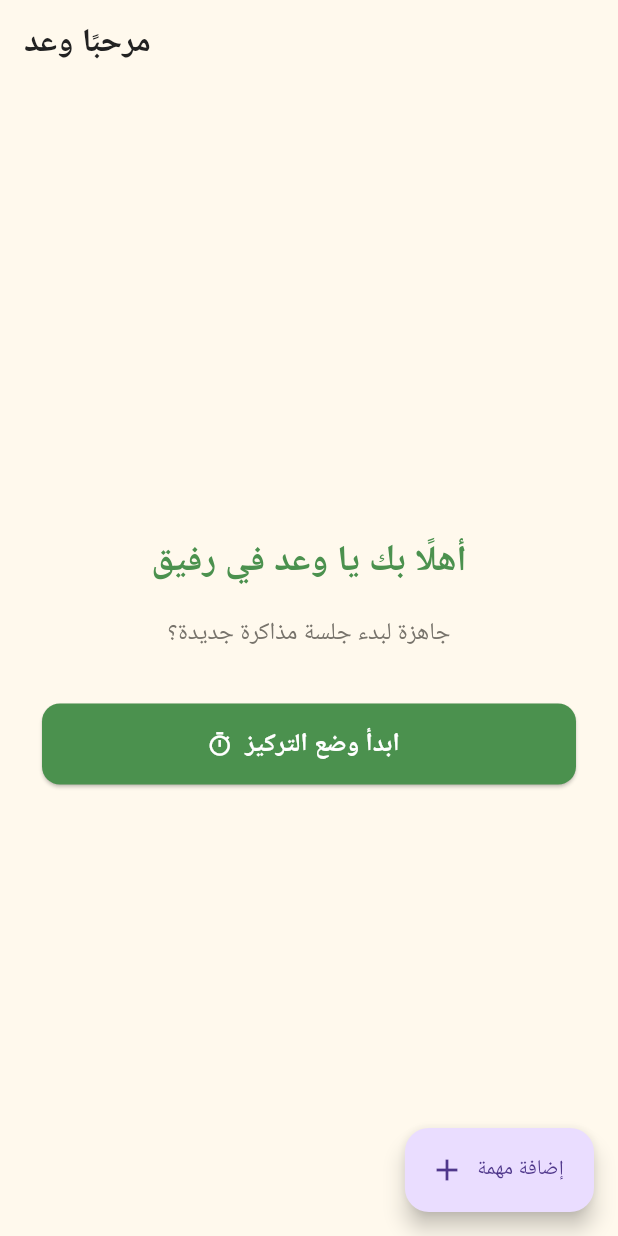
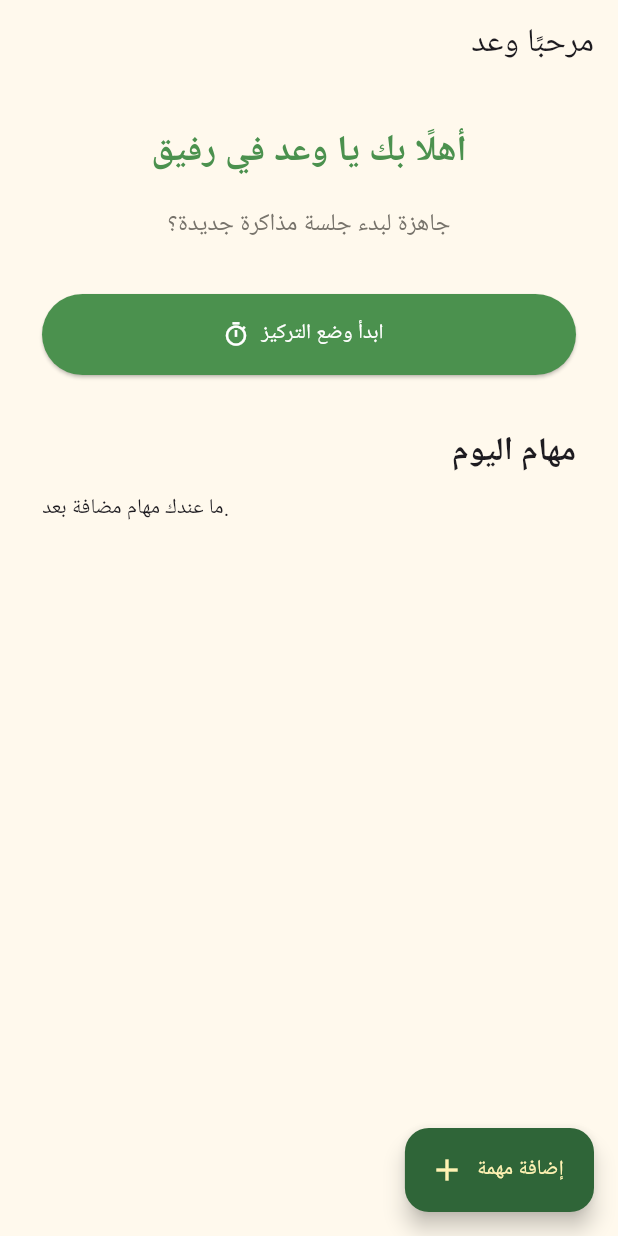
Before and after one commit to alamriwaad6-web/rafiq-app, a Flutter app: the HomeScreen screen opened directly, on a phone screen of 412 x 824 dp. Run offline on Flutter 3.47's test engine with Material 3 defaults, Android fonts, the phone set to English and light mode, and no system bars; our stand-ins replace shared_preferences; accounts and stored records are empty.

Commit message:
Day 6: Save and display tasks

```diff
--- a/lib/screens/home_screen.dart
+++ b/lib/screens/home_screen.dart
@@ -1,46 +1,104 @@
+import 'dart:convert';
+
 import 'package:flutter/material.dart';
+import 'package:shared_preferences/shared_preferences.dart';
 
+import '../models/task.dart';
+import 'add_task_screen.dart';
 import 'focus_screen.dart';
-import 'add_task_screen.dart';
 
-class HomeScreen extends StatelessWidget {
+class HomeScreen extends StatefulWidget {
   final String userName;
 
   const HomeScreen({super.key, required this.userName});
 
   @override
-  Widget build(BuildContext context) {
-    return Scaffold(
-      floatingActionButton: FloatingActionButton.extended(
-        onPressed: () {
-          Navigator.push(
+  State<HomeScreen> createState() => _HomeScreenState();
+}
+
+class _HomeScreenState extends State<HomeScreen> {
+  final _prefs = SharedPreferencesAsync();
+  final List<Task> _tasks = [];
+
+  @override
+  void initState() {
+    super.initState();
+    _loadTasks();
+  }
+
+  Future<void> _loadTasks() async {
+    final savedTasks = await _prefs.getStringList('tasks') ?? [];
+
+    if (!mounted) return;
+
+    setState(() {
+      _tasks.addAll(
+        savedTasks.map(
+          (item) => Task.fromJson(jsonDecode(item) as Map<String, dynamic>),
+        ),
+      );
+    });
+  }
+
+  Future<void> _saveTasks() async {
+    await _prefs.setStringList(
+      'tasks',
+      _tasks.map((task) => jsonEncode(task.toJson())).toList(),
+    );
+  }
+
+  Future<void> _openAddTaskScreen() async {
+    final task = await Navigator.push<Task>(
       context,
       MaterialPageRoute(builder: (context) => const AddTaskScreen()),
     );
-        },
+
+    if (!mounted || task == null) return;
+
+    setState(() => _tasks.add(task));
+    await _saveTasks();
+  }
+
+  Future<void> _toggleTask(int index) async {
+    final task = _tasks[index];
+
+    setState(() {
+      _tasks[index] = Task(
+        title: task.title,
+        description: task.description,
+        category: task.category,
+        isCompleted: !task.isCompleted,
+      );
+    });
+
+    await _saveTasks();
+  }
+
+  @override
+  Widget build(BuildContext context) {
+    return Scaffold(
+      backgroundColor: const Color(0xFFFFF9ED),
+      appBar: AppBar(
+        backgroundColor: const Color(0xFFFFF9ED),
+        automaticallyImplyLeading: false,
+
+        title: Align(
+          alignment: Alignment.centerRight,
+          child: Text('مرحبًا ${widget.userName}'),
+        ),
+      ),
+      floatingActionButton: FloatingActionButton.extended(
+        backgroundColor: const Color(0xFF2F6538),
+        foregroundColor: const Color(0xFFFFF2B3),
+        onPressed: _openAddTaskScreen,
         icon: const Icon(Icons.add),
         label: const Text('إضافة مهمة'),
       ),
-      backgroundColor: const Color(0xFFFFF9ED),
-      appBar: AppBar(
-        backgroundColor: const Color(0xFFFFF9ED),
-        elevation: 0,
-        automaticallyImplyLeading: false,
-        title: Text(
-          'مرحبًا $userName',
-          style: const TextStyle(
-            color: Color(0xFF222222),
-            fontWeight: FontWeight.bold,
-          ),
-        ),
-      ),
-      body: Padding(
+      body: ListView(
         padding: const EdgeInsets.all(28),
-        child: Column(
-          mainAxisAlignment: MainAxisAlignment.center,
         children: [
           Text(
-              'أهلًا بك يا $userName في رفيق',
+            'أهلًا بك يا ${widget.userName} في رفيق',
             textAlign: TextAlign.center,
             style: const TextStyle(
               fontSize: 24,
@@ -48,44 +106,74 @@ class HomeScreen extends StatelessWidget {
               color: Color(0xFF4B914E),
             ),
           ),
-
           const SizedBox(height: 18),
-
           const Text(
             'جاهزة لبدء جلسة مذاكرة جديدة؟',
+            textAlign: TextAlign.center,
             style: TextStyle(fontSize: 16, color: Color(0xFF77736B)),
           ),
-
           const SizedBox(height: 35),
-
           SizedBox(
-              width: double.infinity,
             height: 54,
             child: ElevatedButton.icon(
               onPressed: () {
                 Navigator.push(
                   context,
-                    MaterialPageRoute(
-                      builder: (context) => const FocusScreen(),
-                    ),
+                  MaterialPageRoute(builder: (context) => const FocusScreen()),
                 );
               },
               icon: const Icon(Icons.timer_outlined),
-                label: const Text(
-                  'ابدأ وضع التركيز',
-                  style: TextStyle(fontSize: 17, fontWeight: FontWeight.bold),
-                ),
+              label: const Text('ابدأ وضع التركيز'),
               style: ElevatedButton.styleFrom(
                 backgroundColor: const Color(0xFF4B914E),
                 foregroundColor: Colors.white,
-                  shape: RoundedRectangleBorder(
-                    borderRadius: BorderRadius.circular(12),
               ),
             ),
           ),
+          const SizedBox(height: 35),
+          const Text(
+            'مهام اليوم',
+            textAlign: TextAlign.right,
+
+            style: TextStyle(fontSize: 22, fontWeight: FontWeight.bold),
           ),
+          const SizedBox(height: 12),
+          if (_tasks.isEmpty)
+            const Text('ما عندك مهام مضافة بعد.')
+          else
+            ...List.generate(_tasks.length, (index) {
+              final task = _tasks[index];
+
+              return Directionality(
+                textDirection: TextDirection.rtl,
+                child: Card(
+                  color: const Color(0xFFFFF2B3),
+                  child: CheckboxListTile(
+                    controlAffinity: ListTileControlAffinity.leading,
+                    activeColor: const Color(0xFFD6A500),
+                    value: task.isCompleted,
+                    onChanged: (_) => _toggleTask(index),
+                    title: Text(
+                      task.title,
+                      style: TextStyle(
+                        decoration: task.isCompleted
+                            ? TextDecoration.lineThrough
+                            : null,
+                      ),
+                    ),
+                    subtitle: Column(
+                      crossAxisAlignment: CrossAxisAlignment.start,
+                      children: [
+                        if (task.description.isNotEmpty) Text(task.description),
+                        if (task.category != null) Text(task.category!),
                       ],
                     ),
+                  ),
+                ),
+              );
+            }),
+          const SizedBox(height: 80),
+        ],
       ),
     );
   }
```
Also changed, not shown: lib/screens/add_task_screen.dart (+9 -10 lines). Lines whose indentation alone changed are shown as unchanged.
